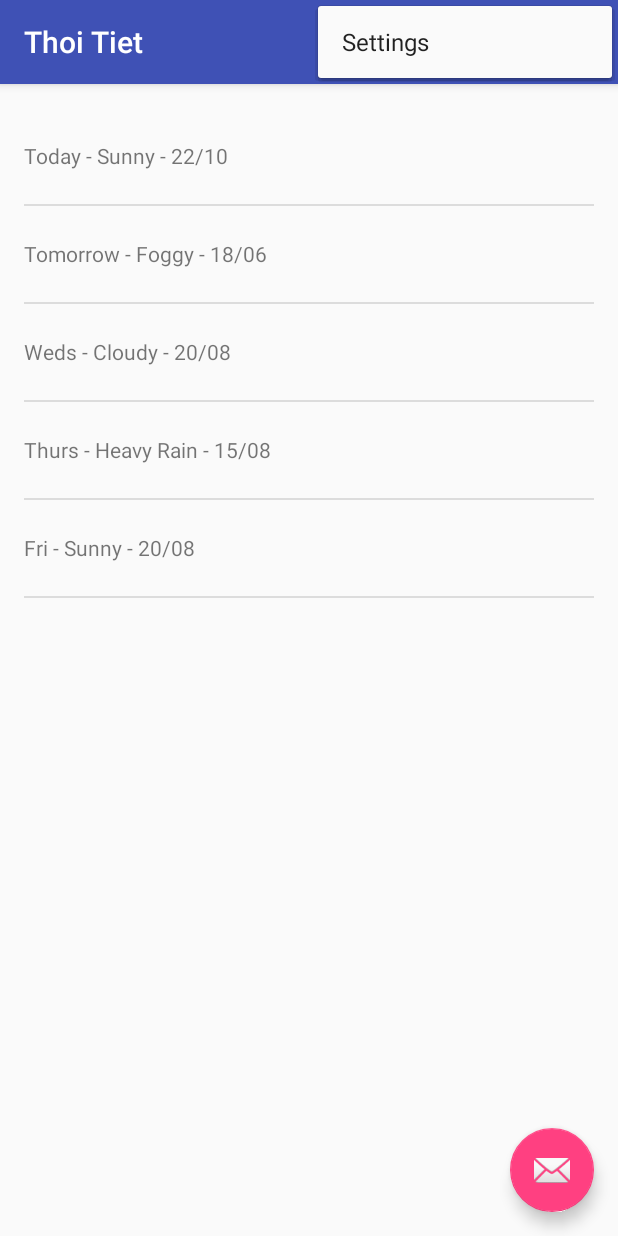
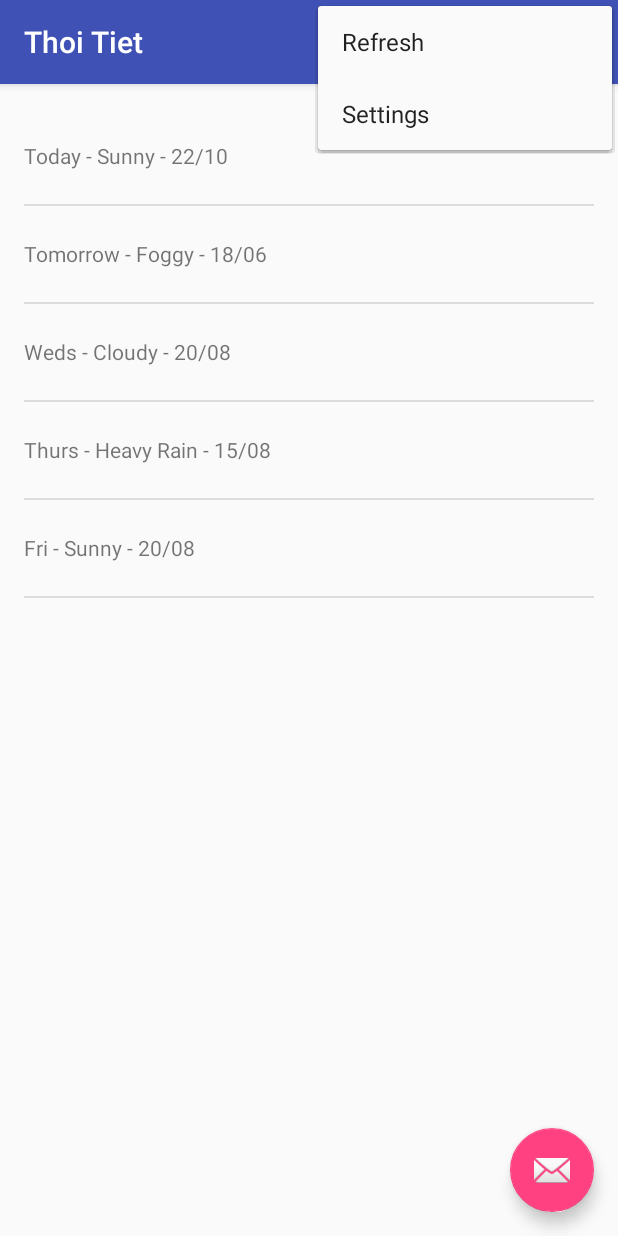
Before and after one commit to quoctuong/ThoiTiet, an Android app: the screen it shows after launch (MainActivity), with the options menu open, on a phone screen of 412 x 824 dp. Run offline under Robolectric (Android 15) with nearby library versions, the phone set to English and light mode, and no system bars.

Commit message:
Create FetchWeatherTask and make fragment menu

```diff
--- a/app/src/main/AndroidManifest.xml
+++ b/app/src/main/AndroidManifest.xml
@@ -1,6 +1,8 @@
 <?xml version="1.0" encoding="utf-8"?>
 <manifest xmlns:android="http://schemas.android.com/apk/res/android"
     package="com.qngo.thoitiet" >
+
+    <uses-permission android:name="android.permission.INTERNET" />
 
     <application
         android:allowBackup="true"
--- a/app/src/main/java/com/qngo/thoitiet/MainActivityFragment.java
+++ b/app/src/main/java/com/qngo/thoitiet/MainActivityFragment.java
@@ -1,8 +1,11 @@
 package com.qngo.thoitiet;
 
+import android.os.Bundle;
 import android.support.v4.app.Fragment;
-import android.os.Bundle;
 import android.view.LayoutInflater;
+import android.view.Menu;
+import android.view.MenuInflater;
+import android.view.MenuItem;
 import android.view.View;
 import android.view.ViewGroup;
 import android.widget.ArrayAdapter;
@@ -18,6 +21,13 @@ import java.util.List;
 public class MainActivityFragment extends Fragment {
 
     private ArrayAdapter<String> mForecastAdapter;
+
+    @Override
+    public void onCreate(Bundle savedInstanceState) {
+        super.onCreate(savedInstanceState);
+        // Allow this fragment handle the menu event
+        setHasOptionsMenu(true);
+    }
 
     public MainActivityFragment() {
     }
@@ -53,4 +63,23 @@ public class MainActivityFragment extends Fragment {
 
         return viewFragment;
     }
+
+    @Override
+    public void onCreateOptionsMenu(Menu menu, MenuInflater inflater) {
+        inflater.inflate(R.menu.forecastfragment,menu);
+        super.onCreateOptionsMenu(menu, inflater);
+    }
+
+    @Override
+    public boolean onOptionsItemSelected(MenuItem item) {
+        switch (item.getItemId()) {
+            case R.id.action_refresh:
+                FetchWeatherTast weatherTast = new FetchWeatherTast();
+                weatherTast.execute("Massy");
+                return true;
+            default:
+                break;
+        }
+        return super.onOptionsItemSelected(item);
+    }
 }
--- /dev/null
+++ b/app/src/main/res/menu/forecastfragment.xml
@@ -0,0 +1,7 @@
+<?xml version="1.0" encoding="utf-8"?>
+<menu xmlns:android="http://schemas.android.com/apk/res/android"
+    xmlns:app="http://schemas.android.com/apk/res-auto">
+    <item android:id="@+id/action_refresh"
+        android:title="@string/action_refresh"
+        android:showAsAction="never" />
+</menu>
--- a/app/src/main/res/menu/menu_main.xml
+++ b/app/src/main/res/menu/menu_main.xml
@@ -1,6 +1,8 @@
 <menu xmlns:android="http://schemas.android.com/apk/res/android"
     xmlns:app="http://schemas.android.com/apk/res-auto"
     xmlns:tools="http://schemas.android.com/tools" tools:context=".MainActivity">
-    <item android:id="@+id/action_settings" android:title="@string/action_settings"
-        android:orderInCategory="100" app:showAsAction="never" />
+    <item android:id="@+id/action_settings"
+        android:title="@string/action_settings"
+        android:orderInCategory="100"
+        app:showAsAction="never" />
 </menu>
--- a/app/src/main/res/values/strings.xml
+++ b/app/src/main/res/values/strings.xml
@@ -1,4 +1,5 @@
 <resources>
     <string name="app_name">Thoi Tiet</string>
     <string name="action_settings">Settings</string>
+    <string name="action_refresh">Refresh</string>
 </resources>
```
Also changed, not shown: app/src/main/java/com/qngo/thoitiet/FetchWeatherTast.java (added, +110 -0 lines).
